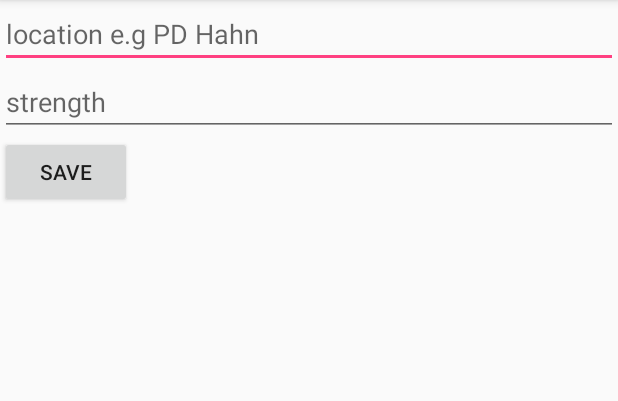
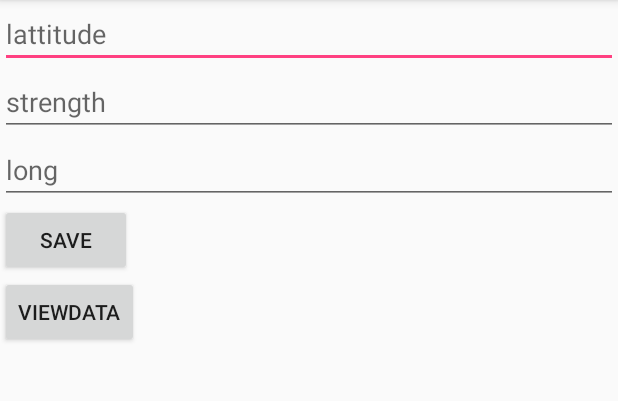
Before and after one commit to MelulekiDube/WifiMapper, an Android app: the screen it shows after launch (MainActivity), on a phone screen of 412 x 824 dp, the part 84-485 px from its top. Run offline under Robolectric (Android 15) with nearby library versions, the phone set to English and light mode, and no system bars; our stand-ins replace Firebase (no records; nobody signed in at launch, a user with empty details on screens opened directly).

```diff
--- a/app/src/main/AndroidManifest.xml
+++ b/app/src/main/AndroidManifest.xml
@@ -1,7 +1,7 @@
 <?xml version="1.0" encoding="utf-8"?>
 <manifest xmlns:android="http://schemas.android.com/apk/res/android"
     package="com.example.clayza.capstone">
-
+<uses-permission android:name="android.permission.INTERNET"></uses-permission>
     <application
         android:allowBackup="true"
         android:icon="@mipmap/ic_launcher"
@@ -16,6 +16,9 @@
                 <category android:name="android.intent.category.LAUNCHER" />
             </intent-filter>
         </activity>
+        <activity
+            android:name=".Main2Activity"
+            android:label="@string/title_activity_main2"></activity>
     </application>
 
 </manifest>
--- a/app/src/main/java/com/example/clayza/capstone/MainActivity.java
+++ b/app/src/main/java/com/example/clayza/capstone/MainActivity.java
@@ -1,25 +1,31 @@
 package com.example.clayza.capstone;
 
+import android.content.Intent;
 import android.support.v7.app.AppCompatActivity;
 import android.os.Bundle;
+import android.util.Log;
 import android.view.View;
 import android.widget.Button;
 import android.widget.EditText;
 import android.widget.Toast;
 
+import com.google.firebase.database.DataSnapshot;
+import com.google.firebase.database.DatabaseError;
 import com.google.firebase.database.DatabaseReference;
 import com.google.firebase.database.FirebaseDatabase;
+import com.google.firebase.database.ValueEventListener;
 
 import java.text.SimpleDateFormat;
 import java.util.Date;
 
 public class MainActivity extends AppCompatActivity {
 
-    EditText location;
+    EditText longitude;
+    EditText latitude;
     EditText strength;
     Button save;
     Date date;
-
+    Button viewData;
     DatabaseReference databaseSignal;
 
     @Override
@@ -27,34 +33,67 @@ public class MainActivity extends AppCompatActivity {
         super.onCreate(savedInstanceState);
         setContentView(R.layout.activity_main);
 
-        databaseSignal= FirebaseDatabase.getInstance().getReference("signal");
+        databaseSignal= FirebaseDatabase.getInstance().getReference("location");
 
 
-        location =(EditText)findViewById(R.id.location);
+        longitude =(EditText)findViewById(R.id.longitude);
+        latitude =(EditText)findViewById(R.id.latitude);
         strength =(EditText)findViewById(R.id.strength);
         save =(Button)findViewById(R.id.submit);
+        viewData= (Button)findViewById(R.id.viewData);
 
+        viewData.setOnClickListener(new View.OnClickListener() {
+            @Override
+            public void onClick(View view) {
+                sendMessage();
+            }
+        });
         save.setOnClickListener(new View.OnClickListener() {
             @Override
             public void onClick(View view) {
                 addSignal();
             }
         });
+
+
+
     }
 
+
+
+
+    /** Called when the user taps the Send button */
+    public void sendMessage() {
+        Intent intent = new Intent(this, Main2Activity.class);
+
+        intent.putExtra("message from activity 1", "blah");
+        startActivity(intent);
+    }
+
+
+
+
+
     private void addSignal(){
-        String locationName =location.getText().toString().trim();
+        long lon = Long.parseLong(longitude.getText().toString().trim());
+        long lat = Long.parseLong(latitude.getText().toString().trim());
+
         double strengthValue =Double.parseDouble(strength.getText().toString());
-        SimpleDateFormat formatter = new SimpleDateFormat("dd/MM/yyyy HH:mm:ss");
         date = new Date();
 
         //store the values on firebase
         String id =databaseSignal.push().getKey();//creates a unique string ID
-        Signal sig = new Signal(id,locationName,strengthValue,date.getTime());
-        databaseSignal.child(id).setValue(sig);
+
+
+        LocationCapstone lc = new LocationCapstone();
+        databaseSignal.child(id).setValue(lc);
         Toast.makeText(this,"Signal added",Toast.LENGTH_LONG).show();
 
     }
+
+
+
+
 }
 /*
 *
--- /dev/null
+++ b/app/src/main/java/com/example/clayza/capstone/Record.java
@@ -0,0 +1,4 @@
+package com.example.clayza.capstone;
+
+public class Record {
+}
--- /dev/null
+++ b/app/src/main/java/com/example/clayza/capstone/User.java
@@ -0,0 +1,4 @@
+package com.example.clayza.capstone;
+
+public class User {
+}
--- a/app/src/main/res/layout/activity_main.xml
+++ b/app/src/main/res/layout/activity_main.xml
@@ -9,12 +9,12 @@
     tools:context=".MainActivity">
 
     <EditText
-        android:id="@+id/location"
+        android:id="@+id/latitude"
         android:layout_width="match_parent"
         android:layout_height="wrap_content"
         android:ems="10"
-        android:hint="location e.g PD Hahn"
-        android:inputType="textPersonName" />
+        android:hint="lattitude"
+        android:inputType="numberDecimal" />
 
     <EditText
         android:id="@+id/strength"
@@ -24,10 +24,24 @@
         android:hint="strength"
         android:inputType="number" />
 
+    <EditText
+        android:id="@+id/longitude"
+        android:layout_width="match_parent"
+        android:layout_height="wrap_content"
+        android:ems="10"
+        android:hint="long"
+        android:inputType="number" />
+
     <Button
         android:id="@+id/submit"
         android:layout_width="wrap_content"
         android:layout_height="wrap_content"
         android:text="save" />
 
+    <Button
+        android:id="@+id/viewData"
+        android:layout_width="wrap_content"
+        android:layout_height="wrap_content"
+        android:text="viewData" />
+
 </LinearLayout>
--- a/app/src/main/res/values/strings.xml
+++ b/app/src/main/res/values/strings.xml
@@ -1,3 +1,4 @@
 <resources>
     <string name="app_name">capstone</string>
+    <string name="title_activity_main2">Main2Activity</string>
 </resources>
```
Also changed, not shown: app/src/main/java/com/example/clayza/capstone/LocationCapstone.java (added, +55 -0 lines), app/src/main/java/com/example/clayza/capstone/Main2Activity.java (added, +74 -0 lines), app/src/main/java/com/example/clayza/capstone/Signal.java (+34 -2 lines), app/src/main/res/layout/activity_main2.xml (added, +16 -0 lines), app/build.gradle (line endings or trailing spaces).
